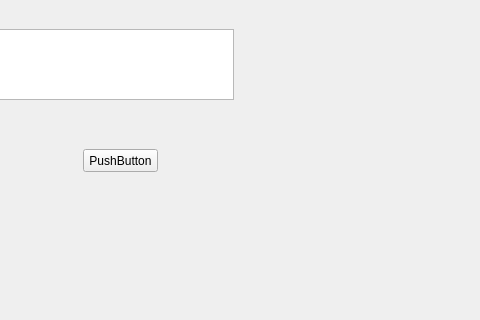
Old version of the form untitled.ui in the repository he1chenglong/pyqt; both pictures show x 107 to 587 and y 104 to 424 of the 800 by 600 pixel window.
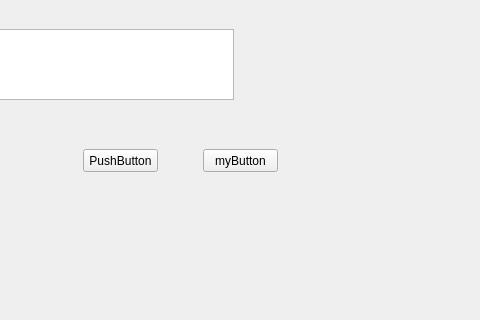
New version of the form.

Commit message: 使用 QT DESIGNER 中的buttton ,实现 对话框

The edit to the form file:
```diff
--- a/untitled.ui
+++ b/untitled.ui
@@ -37,6 +37,19 @@
      </rect>
     </property>
    </widget>
+   <widget class="QPushButton" name="myButton">
+    <property name="geometry">
+     <rect>
+      <x>310</x>
+      <y>230</y>
+      <width>75</width>
+      <height>23</height>
+     </rect>
+    </property>
+    <property name="text">
+     <string>myButton</string>
+    </property>
+   </widget>
   </widget>
   <widget class="QMenuBar" name="menubar">
    <property name="geometry">
```
The commit also changes 2 other files.
